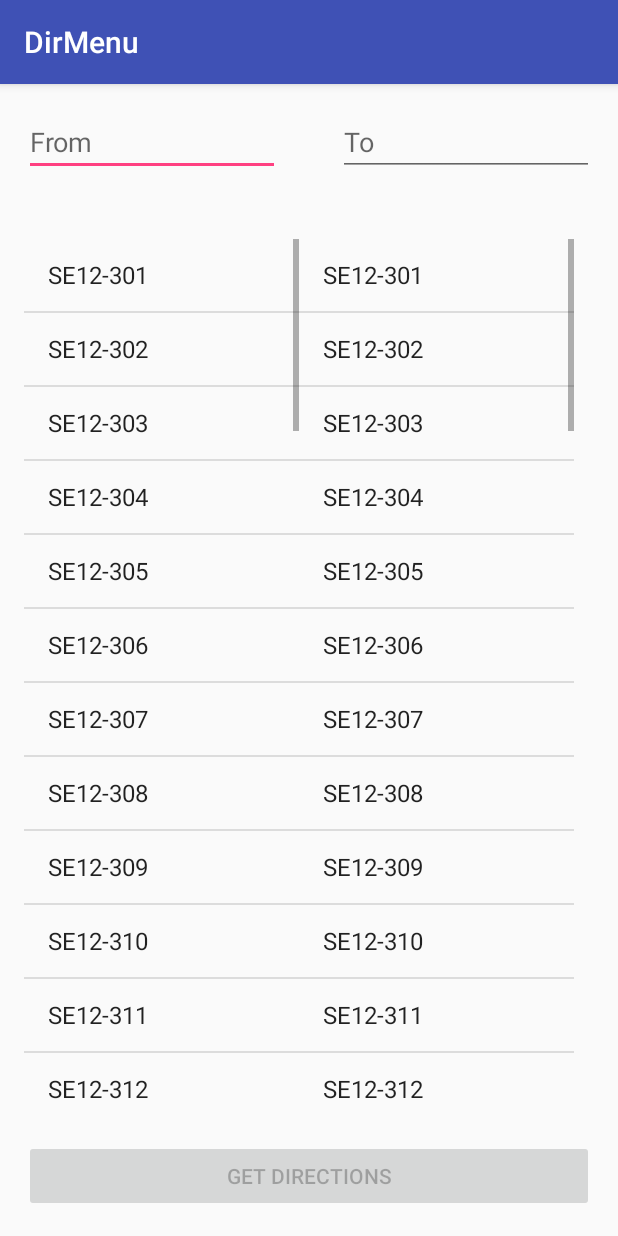
After one commit to ErikaLearned/BCITMap, an Android app: the DirectionsMenuActivity screen opened directly, with no data from a screen before it, on a phone screen of 412 x 824 dp. The commit adds this screen. Run offline under Robolectric (Android 15) with nearby library versions, the phone set to English and light mode, and no system bars.

Commit message:
Added Direction Menu + Things

```diff
--- a/app/src/main/AndroidManifest.xml
+++ b/app/src/main/AndroidManifest.xml
@@ -36,7 +36,11 @@
 
         <activity
             android:name=".BCIT_Map"
-            android:label="@string/title_activity_bcit__map"></activity>
+            android:label="@string/title_activity_bcit__map" />
+        <activity
+            android:name=".DirectionsMenuActivity"
+            android:windowSoftInputMode="adjustNothing"
+            android:label="DirMenu"/>
     </application>
 
 </manifest>
--- /dev/null
+++ b/app/src/main/java/a00954431/ca/bcit/comp3717/bcit_map/DirectionsMenuActivity.java
@@ -0,0 +1,152 @@
+package a00954431.ca.bcit.comp3717.bcit_map;
+
+import android.app.ListActivity;
+import android.support.v7.app.AppCompatActivity;
+import android.os.Bundle;
+import android.text.Editable;
+import android.text.TextWatcher;
+import android.view.View;
+import android.view.ViewGroup;
+import android.view.Window;
+import android.widget.AdapterView;
+import android.widget.ArrayAdapter;
+import android.widget.Button;
+import android.widget.EditText;
+import android.widget.ListAdapter;
+import android.widget.ListView;
+import android.widget.TextView;
+import android.widget.Toast;
+
+import java.sql.Array;
+import java.util.ArrayList;
+
+public class DirectionsMenuActivity extends AppCompatActivity {
+
+    ArrayList<String> roomList = new ArrayList<String>();
+    ArrayList<String> roomList_FilteredTo = new ArrayList<String>();
+    ArrayList<String> roomList_FilteredFrom = new ArrayList<String>();
+
+    @Override
+    protected void onCreate(Bundle savedInstanceState) {
+        super.onCreate(savedInstanceState);
+        this.requestWindowFeature(Window.FEATURE_NO_TITLE);
+        setContentView(R.layout.activity_directions_menu);
+
+        Button dirButt = (Button) findViewById(R.id.getDirections);
+        dirButt.setEnabled(false);
+
+        for(int i = 301; i < 354; ++i) {
+            roomList.add("SE12-"+String.valueOf(i));
+        }
+
+        ListView listViewFrom = (ListView)findViewById(R.id.listViewFrom);
+        ListView listViewTo = (ListView)findViewById(R.id.listViewTo);
+
+        listViewFrom.setAdapter(new ArrayAdapter<String>(this, android.R.layout.simple_list_item_1, roomList));
+        listViewTo.setAdapter(new ArrayAdapter<String>(this, android.R.layout.simple_list_item_1, roomList));
+
+
+        listViewFrom.setOnItemClickListener(new AdapterView.OnItemClickListener() {
+            @Override
+            public void onItemClick(AdapterView<?> parent, View view, int position, long id) {
+                EditText fromText = (EditText)findViewById(R.id.fromSearch);
+                fromText.setText((String)parent.getItemAtPosition(position));
+            }
+        });
+
+        listViewTo.setOnItemClickListener(new AdapterView.OnItemClickListener() {
+            @Override
+            public void onItemClick(AdapterView<?> parent, View view, int position, long id) {
+                EditText toText = (EditText)findViewById(R.id.toSearch);
+                toText.setText((String)parent.getItemAtPosition(position));
+            }
+        });
+
+        EditText fromText = (EditText)findViewById(R.id.fromSearch);
+        fromText.addTextChangedListener(new TextWatcher() {
+            @Override
+            public void onTextChanged(CharSequence s, int start, int before, int count) {
+                ListView mListView1 = (ListView)findViewById(R.id.listViewFrom);
+                EditText fromText = (EditText)findViewById(R.id.fromSearch);
+                String search = fromText.getText().toString().toLowerCase();
+                if(!search.equals("") ) {
+                    roomList_FilteredFrom.clear();
+                    for(String room : roomList) {
+                        if(room.toLowerCase().contains(search)) {
+                            roomList_FilteredFrom.add(room);
+                        }
+                    }
+                    mListView1.setAdapter(new ArrayAdapter<String>(getBaseContext(), android.R.layout.simple_list_item_1, roomList_FilteredFrom));
+
+                } else {
+                    roomList_FilteredFrom.clear();
+                    mListView1.setAdapter(new ArrayAdapter<String>(getBaseContext(), android.R.layout.simple_list_item_1, roomList));
+                }
+                setStartButton();
+            }
+            @Override
+            public void beforeTextChanged(CharSequence s, int start, int count, int after) {
+                // Do Nothing
+            }
+            @Override
+            public void afterTextChanged(Editable s) {
+                // Do Nothing
+            }
+        });
+
+        EditText toText = (EditText)findViewById(R.id.toSearch);
+        toText.addTextChangedListener(new TextWatcher() {
+            @Override
+            public void onTextChanged(CharSequence s, int start, int before, int count) {
+                ListView mListView1 = (ListView)findViewById(R.id.listViewTo);
+                EditText fromText = (EditText)findViewById(R.id.toSearch);
+                String search = fromText.getText().toString().toLowerCase();
+                if(!search.equals("") ) {
+                    roomList_FilteredTo.clear();
+                    for(String room : roomList) {
+                        if(room.toLowerCase().contains(search)) {
+                            roomList_FilteredTo.add(room);
+                        }
+                    }
+                    mListView1.setAdapter(new ArrayAdapter<String>(getBaseContext(), android.R.layout.simple_list_item_1, roomList_FilteredTo));
+                } else {
+                    roomList_FilteredTo.clear();
+                    mListView1.setAdapter(new ArrayAdapter<String>(getBaseContext(), android.R.layout.simple_list_item_1, roomList));
+                }
+                setStartButton();
+            }
+            @Override
+            public void beforeTextChanged(CharSequence s, int start, int count, int after) {
+                // Do Nothing
+            }
+            @Override
+            public void afterTextChanged(Editable s) {
+                // Do Nothing
+            }
+        });
+
+    }
+
+    protected  void setStartButton() {
+        EditText fromText = (EditText)findViewById(R.id.fromSearch);
+        String searchFrom = fromText.getText().toString();
+        EditText toText = (EditText)findViewById(R.id.toSearch);
+        String searchTo = toText.getText().toString();
+        Button dirButt = (Button) findViewById(R.id.getDirections);
+        if (!searchFrom.equals("") && !searchTo.equals("")) {
+            dirButt.setEnabled(true);
+        } else {
+            dirButt.setEnabled(false);
+        }
+    }
+
+    protected void checkIfValidDirection(View v){
+        EditText fromText = (EditText)findViewById(R.id.fromSearch);
+        String searchFrom = fromText.getText().toString().toLowerCase();
+        EditText toText = (EditText)findViewById(R.id.toSearch);
+        String searchTo = fromText.getText().toString().toLowerCase();
+        Button dirButt = (Button) findViewById(R.id.getDirections);
+        // TODO
+    }
+
+}
--- a/app/src/main/java/a00954431/ca/bcit/comp3717/bcit_map/Enterance_Screen.java
+++ b/app/src/main/java/a00954431/ca/bcit/comp3717/bcit_map/Enterance_Screen.java
@@ -17,4 +17,9 @@ public class Enterance_Screen extends AppCompatActivity {
         Intent intent = new Intent(this, BCIT_Map.class);
         startActivity(intent);
     }
+
+    protected void startDirections(View v) {
+        Intent intent = new Intent(this, DirectionsMenuActivity.class);
+        startActivity(intent);
+    }
 }
--- /dev/null
+++ b/app/src/main/res/layout/activity_directions_menu.xml
@@ -0,0 +1,84 @@
+<?xml version="1.0" encoding="utf-8"?>
+<RelativeLayout xmlns:android="http://schemas.android.com/apk/res/android"
+    xmlns:tools="http://schemas.android.com/tools"
+    android:id="@+id/activity_directions_menu"
+    android:layout_width="match_parent"
+    android:layout_height="match_parent"
+    android:paddingBottom="@dimen/activity_vertical_margin"
+    android:paddingLeft="@dimen/activity_horizontal_margin"
+    android:paddingRight="@dimen/activity_horizontal_margin"
+    android:paddingTop="@dimen/activity_vertical_margin"
+    tools:context="a00954431.ca.bcit.comp3717.bcit_map.DirectionsMenuActivity">
+
+    <EditText
+        android:layout_width="wrap_content"
+        android:layout_height="wrap_content"
+        android:inputType="textPersonName"
+        android:ems="8"
+        android:id="@+id/fromSearch"
+        android:layout_alignParentTop="true"
+        android:layout_alignParentLeft="true"
+        android:layout_alignParentStart="true"
+        android:hint="From" />
+
+    <EditText
+        android:layout_width="wrap_content"
+        android:layout_height="wrap_content"
+        android:inputType="textPersonName"
+        android:ems="8"
+        android:id="@+id/toSearch"
+        android:layout_alignParentTop="true"
+        android:layout_alignParentRight="true"
+        android:layout_alignParentEnd="true"
+        android:hint="To" />
+
+    <LinearLayout
+        android:layout_width="fill_parent"
+        android:layout_height="match_parent"
+        android:layout_marginBottom="70dp"
+        android:layout_marginTop="60dp"
+        android:orientation="horizontal"
+        android:id="@+id/linearListLayout">
+
+
+        <ScrollView xmlns:android="http://schemas.android.com/apk/res/android"
+            android:layout_width="183dp"
+            android:layout_height="match_parent"
+            android:fillViewport="true" >
+        <ListView
+            android:id="@+id/listViewFrom"
+            android:layout_height="wrap_content"
+            android:layout_width="match_parent"
+            android:layout_weight="0.5"
+            android:layout_marginTop="27dp">
+        </ListView>
+        </ScrollView>
+        <ScrollView xmlns:android="http://schemas.android.com/apk/res/android"
+            android:layout_width="183dp"
+            android:layout_height="match_parent"
+            android:fillViewport="true" >
+        <ListView
+            android:id="@+id/listViewTo"
+            android:layout_height="wrap_content"
+            android:layout_width="match_parent"
+            android:layout_weight="0.5"
+            android:layout_marginTop="27dp">
+        </ListView>
+        </ScrollView>
+
+    </LinearLayout>
+
+    <Button
+        android:text="Get Directions"
+        android:layout_width="wrap_content"
+        android:layout_height="wrap_content"
+        android:id="@+id/getDirections"
+        android:onClick="checkIfValidDirection"
+        android:layout_alignParentBottom="true"
+        android:layout_alignParentLeft="true"
+        android:layout_alignParentStart="true"
+        android:layout_alignParentRight="true"
+        android:layout_alignParentEnd="true" />
+
+
+</RelativeLayout>
--- a/build.gradle
+++ b/build.gradle
@@ -5,7 +5,7 @@ buildscript {
         jcenter()
     }
     dependencies {
-        classpath 'com.android.tools.build:gradle:2.2.0'
+        classpath 'com.android.tools.build:gradle:2.2.1'
 
         // NOTE: Do not place your application dependencies here; they belong
         // in the individual module build.gradle files
```
Also changed, not shown: app/src/main/java/a00954431/ca/bcit/comp3717/bcit_map/BCIT_Map.java (+69 -1 lines), app/src/main/res/layout/activity_bcit__map.xml (+60 -1 lines), app/src/main/res/layout/activity_enterance__screen.xml (+12 -6 lines), app/src/main/res/drawable/se12f2m.png (added), app/src/main/res/drawable/se12f3m.png (added), 1 other file.
